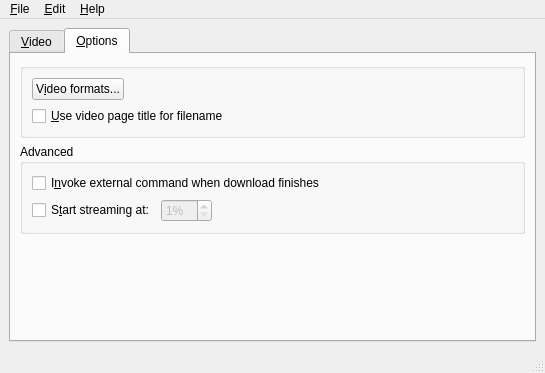
Old version of the form rc/mainwnd.ui in the repository guendto/abby.
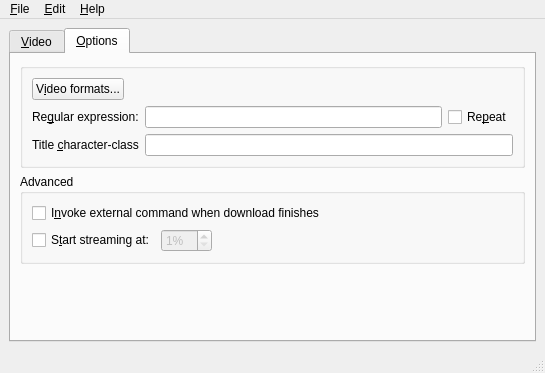
New version of the form. The open tabs and pages were chosen to show the change. Icons and pictures are not drawn.

Commit message: remove --title support.

Patch:
```diff
--- a/rc/mainwnd.ui
+++ b/rc/mainwnd.ui
@@ -522,15 +522,46 @@
              </item>
             </layout>
            </item>
-           <item row="1" column="0" >
-            <widget class="QCheckBox" name="titleBox" >
-             <property name="toolTip" >
-              <string/>
-             </property>
-             <property name="text" >
-              <string>&amp;Use video page title for filename</string>
-             </property>
-            </widget>
+           <item row="1" column="0">
+            <layout class="QHBoxLayout" name="horizontalLayout_6">
+             <item>
+              <widget class="QLabel" name="regexpLabel">
+               <property name="text">
+                <string>Re&amp;gular expression:</string>
+               </property>
+               <property name="buddy">
+                <cstring>regexpEdit</cstring>
+               </property>
+              </widget>
+             </item>
+             <item>
+              <widget class="QLineEdit" name="regexpEdit"/>
+             </item>
+             <item>
+              <widget class="QCheckBox" name="findAllBox">
+               <property name="text">
+                <string>Re&amp;peat</string>
+               </property>
+              </widget>
+             </item>
+            </layout>
+           </item>
+           <item row="2" column="0">
+            <layout class="QHBoxLayout" name="horizontalLayout_7">
+             <item>
+              <widget class="QLabel" name="cclassLabel">
+               <property name="text">
+                <string>Title &amp;character-class</string>
+               </property>
+               <property name="buddy">
+                <cstring>cclassEdit</cstring>
+               </property>
+              </widget>
+             </item>
+             <item>
+              <widget class="QLineEdit" name="cclassEdit"/>
+             </item>
+            </layout>
            </item>
           </layout>
          </widget>
```
Left out of the diff: 669 changed lines with no effect on the pictures. The commit also changes 3 other files.
